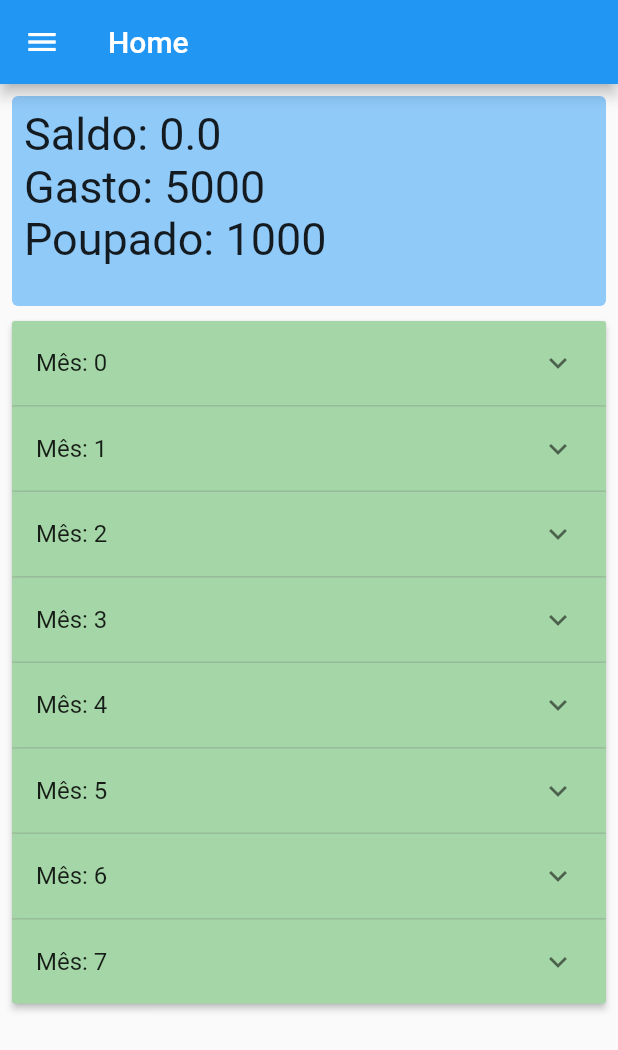
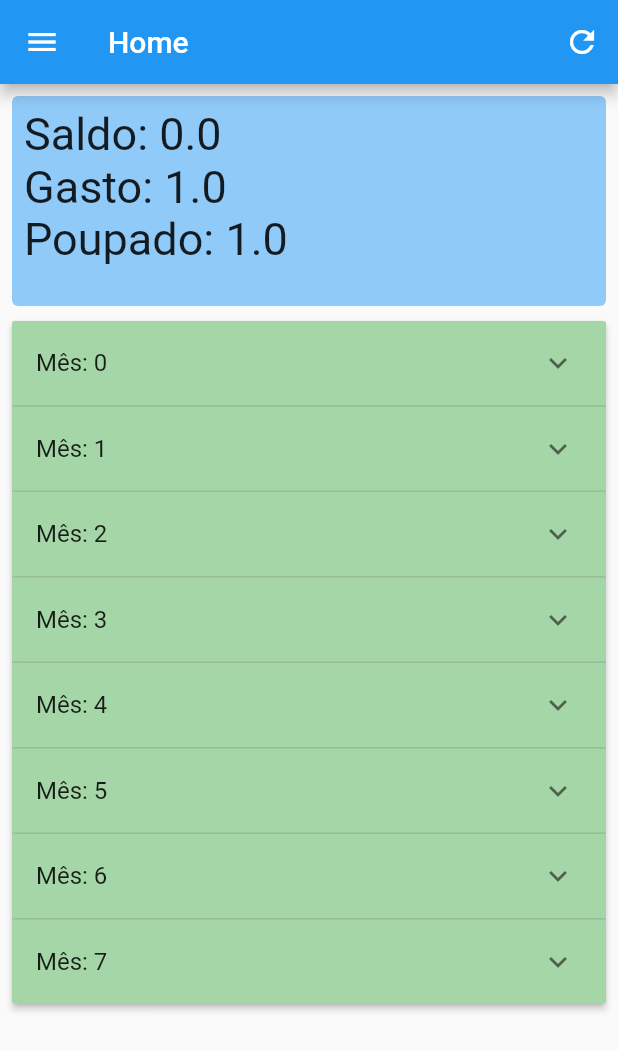
Before and after one commit to mzet97/gestor_orcamento_app, a Flutter app: the screen it shows after launch, on a phone screen of 412 x 824 dp. Shown: the top 1050 px of the screen. Run offline on Flutter 3.47's test engine with Material 2 defaults, Android fonts, the light colour scheme and no system bars; our stand-ins replace sqflite; accounts and stored records are empty.

Commit message:
Corrigido acesso a dado

```diff
--- a/lib/components/card_total.dart
+++ b/lib/components/card_total.dart
@@ -1,12 +1,21 @@
 import 'package:flutter/material.dart';
-import 'package:zet_gestor_orcamento/data/budget_Inherited.dart';
 
-class CardTotal extends StatelessWidget {
+import '../data/budget_Inherited.dart';
+import '../database/my_database.dart';
+
+class CardTotal extends StatefulWidget {
   final BuildContext appContext;
 
-  const CardTotal({
-    super.key, required this.appContext,
+  CardTotal({
+    super.key,
+    required this.appContext,
   });
+
+  @override
+  State<CardTotal> createState() => _CardTotalState();
+}
+
+class _CardTotalState extends State<CardTotal> {
 
   @override
   Widget build(BuildContext context) {
@@ -18,30 +27,56 @@ class CardTotal extends StatelessWidget {
       height: 140,
       child: Padding(
         padding: const EdgeInsets.all(8.0),
-        child: Column(
+        child: FutureBuilder(
+            future: BudgetInherited.of(widget.appContext).getBudget(),
+            builder: (context, snapshot) {
+              switch (snapshot.connectionState) {
+                case ConnectionState.none:
+                  return const Center(
+                    child: CircularProgressIndicator(),
+                  );
+                  break;
+                case ConnectionState.waiting:
+                  return const Center(
+                    child: CircularProgressIndicator(),
+                  );
+                  break;
+                case ConnectionState.active:
+                  return const Center(
+                    child: CircularProgressIndicator(),
+                  );
+                  break;
+                case ConnectionState.done:
+                  var budget = snapshot.data;
+                  print('budget: $budget');
+                  if (budget != null) {
+                    return Column(
                       mainAxisAlignment: MainAxisAlignment.start,
                       crossAxisAlignment: CrossAxisAlignment.start,
                       children: [
-            Container(
-                child: Text(
-                  'Saldo: ${BudgetInherited.of(appContext).getSalary()}',
-                  style: TextStyle(
+                        Text(
+                          'Saldo: ${budget?.salary}',
+                          style: const TextStyle(
                               fontSize: 30, overflow: TextOverflow.ellipsis),
-                )),
-            Container(
-                child: Text(
-                  'Gasto: 5000',
-                  style: TextStyle(
+                        ),
+                        Text(
+                          'Gasto: ${budget?.getGasto()}',
+                          style: const TextStyle(
                               fontSize: 30, overflow: TextOverflow.ellipsis),
-                )),
-            Container(
-                child: Text(
-                  'Poupado: 1000',
-                  style: TextStyle(
+                        ),
+                        Text(
+                          'Poupado: ${budget?.getPoupado()}',
+                          style: const TextStyle(
                               fontSize: 30, overflow: TextOverflow.ellipsis),
-                ))
+                        )
                       ],
-        ),
+                    );
+                  }
+                  return const Text('Não há dados cadastrados');
+                  break;
+              }
+              return Text('Erro');
+            }),
       ),
     );
   }
--- a/lib/models/budget.dart
+++ b/lib/models/budget.dart
@@ -5,7 +5,11 @@ class Budget {
   List<MonthlyBudget>? monthlyBudget;
   double? salary;
 
-  Budget.empty();
+  Budget.empty(){
+    id = 0;
+    salary = 0;
+    monthlyBudget = [];
+  }
 
   Budget({
     required this.salary,
@@ -13,23 +17,35 @@ class Budget {
     this.id = 0
   });
 
-  Budget.formMap(Map map) {
+  Budget.formMap(Map<String, dynamic> map) {
     id = map['id'];
-    salary = map['salary'];
+    salary =  map['salary'];
   }
 
-  Map toMap() {
+  Map<String, dynamic> toMap() {
     Map<String, dynamic> map = {
       'salary': salary,
     };
-    if (id != null) {
-      map['id'] = id;
+    map['id'] = id;
+    return map;
+  }
+
+  double getGasto(){
+    if(monthlyBudget != null){
+      return 1;
     }
-    return map;
+    return 0;
+  }
+
+  double getPoupado(){
+    if(monthlyBudget != null){
+      return 1;
+    }
+    return 0;
   }
 
   @override
   String toString() {
-    return "Budget(id: $id, name: $salary)";
+    return "Budget(id: $id, salary: $salary)";
   }
 }
--- a/lib/screens/dashboard_screen.dart
+++ b/lib/screens/dashboard_screen.dart
@@ -12,6 +12,7 @@ class DashBoard extends StatelessWidget {
   Widget build(BuildContext context) {
     return Scaffold(
       appBar: AppBar(
+        actions: [IconButton(onPressed: () {}, icon: Icon(Icons.refresh))],
         title: Text('Home'),
       ),
       drawer: const MenuDrawer(),
```
Also changed, not shown: lib/data/budget_Inherited.dart (+13 -8 lines), lib/database/my_database.dart (+245 -71 lines), lib/models/bank_slip.dart (+7 -7 lines), lib/models/monthly_budget.dart (+8 -6 lines), lib/screens/monthly_budget_form_Screen.dart (+9 -7 lines), lib/screens/salary_form_screen.dart (+7 -2 lines), lib/main.dart (indentation only). Lines whose indentation alone changed are shown as unchanged.
